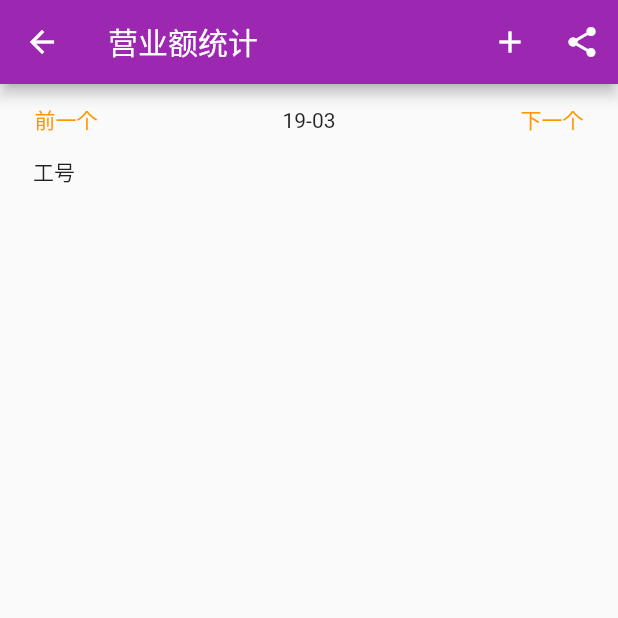
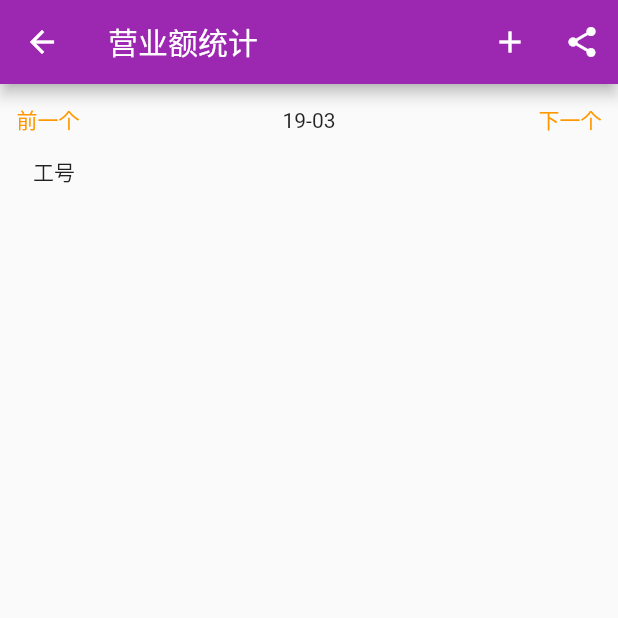
Before and after one commit to zp000123/change_flutter, a Flutter app: the screen it shows after launch, after a tap on "营业额记录 >", on a phone screen of 412 x 824 dp, the top half of it. Run offline on Flutter 3.47's test engine with Material 2 defaults, Android fonts, the phone set to English and light mode, and no system bars; our stand-ins replace sqflite; accounts and stored records are empty.

Commit message:
添加注释等

```diff
--- a/lib/MyHomePage.dart
+++ b/lib/MyHomePage.dart
@@ -2,52 +2,18 @@ import 'package:flutter/material.dart';
 
 import 'PerformanceStatisticPage.dart';
 
+/// 主界面
 class MyHomePage extends StatelessWidget {
   MyHomePage({Key? key, required this.title}) : super(key: key);
-
-  // This widget is the home page of your application. It is stateful, meaning
-  // that it has a State object (defined below) that contains fields that affect
-  // how it looks.
-
-  // This class is the configuration for the state. It holds the values (in this
-  // case the title) provided by the parent (in this case the App widget) and
-  // used by the build method of the State. Fields in a Widget subclass are
-  // always marked "final".
-
   final String title;
-
   @override
   Widget build(BuildContext context) {
-    // This method is rerun every time setState is called, for instance as done
-    // by the _incrementCounter method above.
-    //
-    // The Flutter framework has been optimized to make rerunning build methods
-    // fast, so that you can just rebuild anything that needs updating rather
-    // than having to individually change instances of widgets.
     return Scaffold(
       appBar: AppBar(
-        // Here we take the value from the MyHomePage object that was created by
-        // the App.build method, and use it to set our appbar title.
         title: Text(title),
       ),
       body: Center(
-        // Center is a layout widget. It takes a single child and positions it
-        // in the middle of the parent.
         child: Column(
-          // Column is also a layout widget. It takes a list of children and
-          // arranges them vertically. By default, it sizes itself to fit its
-          // children horizontally, and tries to be as tall as its parent.
-          //
-          // Invoke "debug painting" (press "p" in the console, choose the
-          // "Toggle Debug Paint" action from the Flutter Inspector in Android
-          // Studio, or the "Toggle Debug Paint" command in Visual Studio Code)
-          // to see the wireframe for each widget.
-          //
-          // Column has various properties to control how it sizes itself and
-          // how it positions its children. Here we use mainAxisAlignment to
-          // center the children vertically; the main axis here is the vertical
-          // axis because Columns are vertical (the cross axis would be
-          // horizontal).
           mainAxisAlignment: MainAxisAlignment.start,
           children: <Widget>[
             SizedBox(
@@ -57,8 +23,7 @@ class MyHomePage extends StatelessWidget {
                   textColor: Colors.orange,
                   child: Text("营业额记录 >"),
                   onPressed: () {
-
-                    Navigator.push(context, new MaterialPageRoute(builder: (context) => new PerformanceStatisticPage()));
+                    Navigator.push(context, new MaterialPageRoute(builder: (context) => new PerformanceStatisticPage())); // 跳转到业绩、工资统计界面
                   }),
             ),
             Divider(
@@ -78,7 +43,6 @@ class MyHomePage extends StatelessWidget {
           ],
         ),
       ),
-      // This trailing comma makes auto-formatting nicer for build methods.
     );
   }
 }
--- a/lib/PerformanceStatisticPage.dart
+++ b/lib/PerformanceStatisticPage.dart
@@ -2,7 +2,7 @@ import 'package:change/entity/User.dart';
 import 'package:flutter/material.dart';
 
 import 'AddPerformance.dart';
-
+/// 业绩工资记录统计界面
 class PerformanceStatisticPage extends StatefulWidget {
   @override
   State<StatefulWidget> createState() {
@@ -11,51 +11,39 @@ class PerformanceStatisticPage extends StatefulWidget {
 }
 
 class PerformanceStatisticState extends State {
-  List<User> userList = [
-
-  ];
-  User? currUser = null;
+  List<User> userList = [];
+  User? currUser;
 
   @override
   Widget build(BuildContext context) {
-    // This method is rerun every time setState is called, for instance as done
-    // by the _incrementCounter method above.
-    //
-    // The Flutter framework has been optimized to make rerunning build methods
-    // fast, so that you can just rebuild anything that needs updating rather
-    // than having to individually change instances of widgets.
     return Theme(
       data: Theme.of(context).copyWith(primaryColor: Colors.orange,cursorColor: Colors.orange),
       child: Scaffold(
         appBar: AppBar(
-          // Here we take the value from the MyHomePage object that was created by
-          // the App.build method, and use it to set our appbar title.
           title: Text("营业额统计"),
           actions: [
             IconButton(onPressed: () {
-              Navigator.push(context, new MaterialPageRoute(builder: (context) => new AddPerformance()));
-
+              Navigator.push(context, new MaterialPageRoute(builder: (context) => new AddPerformance())); // 跳转到添加业绩、工资记录界面
             }, icon: Icon(Icons.add)),
             IconButton(onPressed: () {
 
             }, icon: Icon(Icons.share)),
           ],
         ),
-        body: Column(
+        body: Theme(data: ThemeData(primarySwatch: Colors.orange),
+          child: Column(
             crossAxisAlignment: CrossAxisAlignment.start,
             children: <Widget>[
               Row(
                 children: [
-                FlatButton(
+                  TextButton(
                     onPressed: onPreClick,
                     child: Text("前一个"),
-                  textColor: Colors.orange,
                   ),
                   Expanded(child: Center(child: Text("19-03"))),
-                FlatButton(
+                  TextButton(
                     onPressed: onNextClick,
                     child: Text("下一个"),
-                  textColor: Colors.orange,
                   ),
                 ],
               ),
@@ -68,7 +56,7 @@ class PerformanceStatisticState extends State {
               ),
             ],
           ),
-        // This trailing comma makes auto-formatting nicer for build methods.
+        ),
       ),
     );
   }
--- a/lib/data/Dao.dart
+++ b/lib/data/Dao.dart
@@ -1,5 +1,4 @@
 import 'dart:async';
-import 'dart:html';
 
 import 'package:change/entity/Performance.dart';
 import 'package:change/entity/User.dart';
```
Also changed, not shown: lib/AddPerformance.dart (+2 -10 lines), 1 other file. Lines whose indentation alone changed are shown as unchanged.
